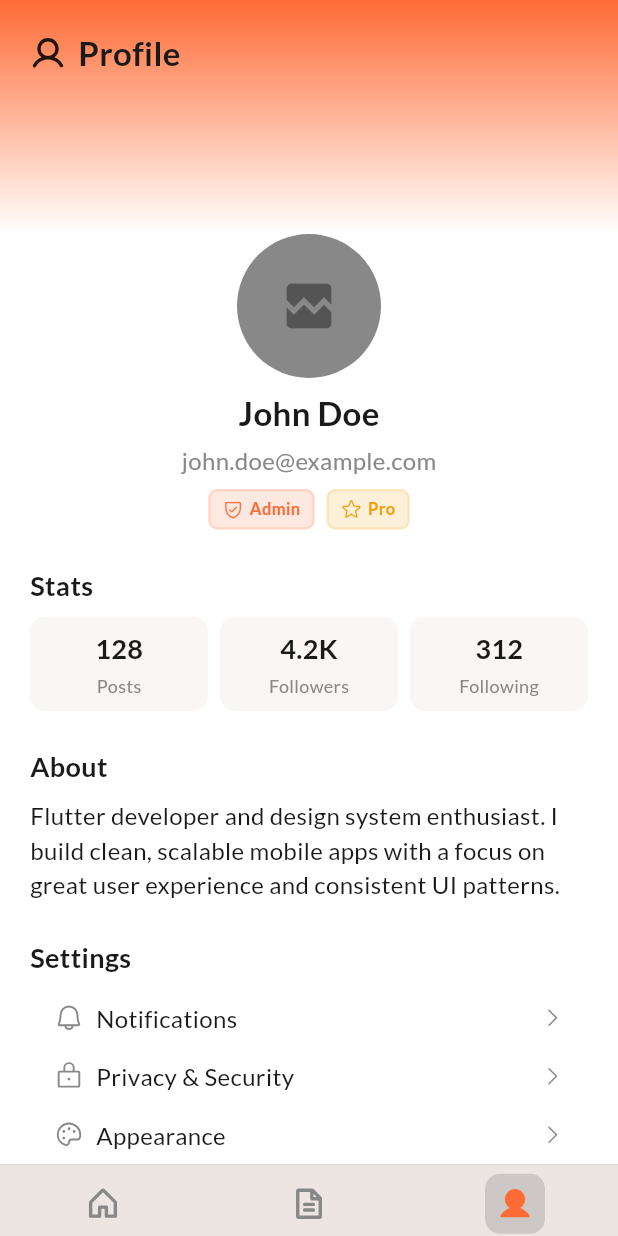
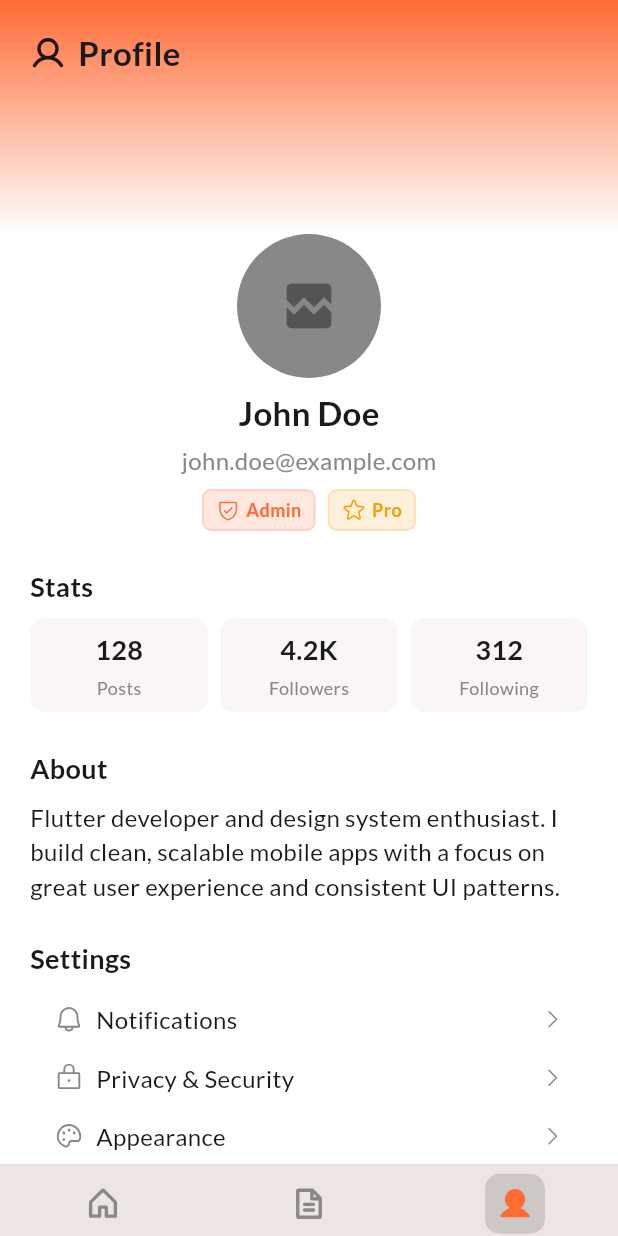
Before and after one commit to stefanBid/sfrigola-app, a Flutter app: the screen it shows after launch, item 3 of the bottom bar chosen, on a phone screen of 412 x 824 dp. Run offline on Flutter 3.47's test engine with Material 3 defaults, Android fonts, the phone set to English and light mode, and no system bars; drawn by our look-alikes of cached_network_image; our stand-ins replace flutter_riverpod, go_router, google_fonts, phosphor_flutter, riverpod_annotation; generated files the repository leaves out were written again; network calls fail.

Commit message:
feat: enhance meal card layout with badges and improve skeleton loading state

```diff
--- a/lib/core/widgets/base_badge.dart
+++ b/lib/core/widgets/base_badge.dart
@@ -5,21 +5,17 @@ import '../helpers/app_colors.dart';
 import '../helpers/app_design.dart';
 import '../helpers/app_typography.dart';
 
-enum BadgeSize { small, normal }
-
 enum BadgeVariant { filled, outlined }
 
 class BadgeStyle {
   final Color? color;
   final Color? foregroundColor;
-  final BadgeSize size;
   final BadgeVariant variant;
   final BorderRadiusGeometry borderRadius;
 
   const BadgeStyle({
     this.color,
     this.foregroundColor,
-    this.size = BadgeSize.small,
     this.variant = BadgeVariant.filled,
     this.borderRadius = AppDesign.borderRadiusXXs,
   });
@@ -45,14 +41,6 @@ class BaseBadge extends StatelessWidget {
         : style.color ?? AppColors.of(context).surface;
     final borderColor = style.color ?? AppColors.of(context).surface;
     final fgColor = style.foregroundColor ?? AppColors.of(context).text;
-    final textStyle = switch (style.size) {
-      BadgeSize.small => AppTypography.of(context).small,
-      BadgeSize.normal => AppTypography.of(context).caption,
-    };
-    final iconSize = switch (style.size) {
-      BadgeSize.small => 14.0,
-      BadgeSize.normal => 16.0,
-    };
 
     return Container(
       padding: AppDesign.paddingSymmetricSm,
@@ -64,17 +52,16 @@ class BaseBadge extends StatelessWidget {
       child: Row(
         mainAxisSize: MainAxisSize.min,
         children: [
-          if (icon != null) Icon(icon!, size: iconSize, color: fgColor),
+          if (icon != null) Icon(icon!, size: 16.0, color: fgColor),
           if (icon != null && label != null)
             const SizedBox(width: AppDesign.gapInlineXs),
 
           if (label != null)
             Text(
               label!,
-              style: textStyle.copyWith(
-                fontWeight: FontWeight.w600,
-                color: fgColor,
-              ),
+              style: AppTypography.of(
+                context,
+              ).caption.copyWith(fontWeight: FontWeight.w600, color: fgColor),
             ),
         ],
       ),
--- a/lib/features/feature-search/widgets/meals_grid_container.dart
+++ b/lib/features/feature-search/widgets/meals_grid_container.dart
@@ -87,6 +87,7 @@ class _MealsGridContainerState extends ConsumerState<MealsGridContainer> {
         ),
         crossAxisCount: isTablet ? 2 : 1,
         maxItemWidth: isTablet ? 400 : double.infinity,
+        mainAxisExtent: 300,
       ),
       itemBuilder: (context, index) {
         if (index < items.length) {
```
Also changed, not shown: lib/features/feature-search/widgets/general_meal_card.dart (+35 -0 lines), lib/features/feature-search/widgets/skeletons/general_meal_card_skeleton.dart (+34 -2 lines), 1 other file.
